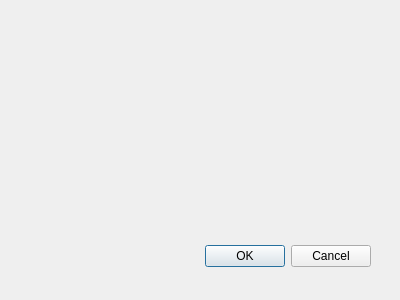
First picture: the form in nad_maps_dialog_base.ui, repository NAD-Dataplatform/NADmaps, before the edit.
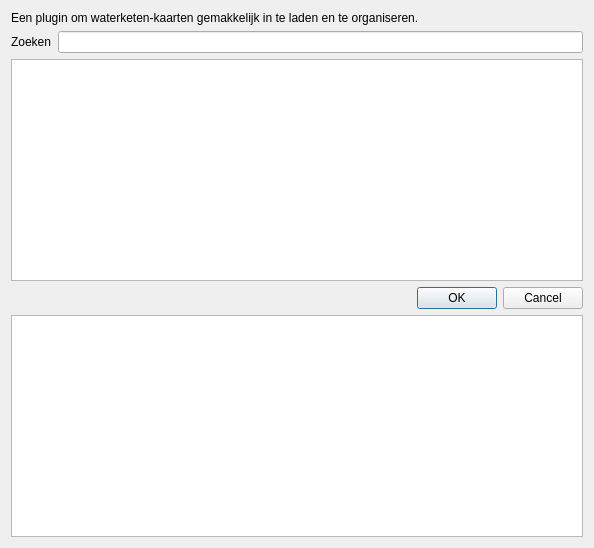
Second picture: the form after the edit.

Patch:
```diff
--- a/nad_maps_dialog_base.ui
+++ b/nad_maps_dialog_base.ui
@@ -1,33 +1,91 @@
 <ui version="4.0" >
  <class>NADMapsDialogBase</class>
- <widget class="QDialog" name="NADMapsDialogBase" >
-  <property name="geometry" >
+ <widget class="QDialog" name="NADMapsDialogBase">
+  <property name="geometry">
    <rect>
     <x>0</x>
     <y>0</y>
-    <width>400</width>
-    <height>300</height>
+    <width>594</width>
+    <height>548</height>
    </rect>
   </property>
-  <property name="windowTitle" >
+  <property name="sizePolicy">
+   <sizepolicy hsizetype="Preferred" vsizetype="Preferred">
+    <horstretch>0</horstretch>
+    <verstretch>0</verstretch>
+   </sizepolicy>
+  </property>
+  <property name="windowTitle">
    <string>NAD Waterketen Kaarten</string>
   </property>
-  <widget class="QDialogButtonBox" name="button_box" >
-   <property name="geometry" >
-    <rect>
-     <x>30</x>
-     <y>240</y>
-     <width>341</width>
-     <height>32</height>
-    </rect>
-   </property>
-   <property name="orientation" >
-    <enum>Qt::Horizontal</enum>
-   </property>
-   <property name="standardButtons" >
-    <set>QDialogButtonBox::Cancel|QDialogButtonBox::Ok</set>
-   </property>
-  </widget>
+  <layout class="QVBoxLayout" name="verticalLayout">
+   <item>
+    <widget class="QLabel" name="label_2">
+     <property name="text">
+      <string>Een plugin om waterketen-kaarten gemakkelijk in te laden en te organiseren.</string>
+     </property>
+     <property name="alignment">
+      <set>Qt::AlignLeading|Qt::AlignLeft|Qt::AlignTop</set>
+     </property>
+    </widget>
+   </item>
+   <item>
+    <layout class="QGridLayout" name="gridLayout_2">
+     <item row="0" column="0">
+      <widget class="QLabel" name="label">
+       <property name="text">
+        <string>Zoeken</string>
+       </property>
+      </widget>
+     </item>
+     <item row="0" column="1">
+      <widget class="QLineEdit" name="layerSearch">
+       <property name="clearButtonEnabled">
+        <bool>true</bool>
+       </property>
+      </widget>
+     </item>
+    </layout>
+   </item>
+   <item>
+    <widget class="QTableView" name="mapListView">
+     <property name="enabled">
+      <bool>true</bool>
+     </property>
+     <property name="sizePolicy">
+      <sizepolicy hsizetype="Expanding" vsizetype="Expanding">
+       <horstretch>30</horstretch>
+       <verstretch>0</verstretch>
+      </sizepolicy>
+     </property>
+     <property name="minimumSize">
+      <size>
+       <width>300</width>
+       <height>0</height>
+      </size>
+     </property>
+     <property name="whatsThis">
+      <string/>
+     </property>
+     <property name="sizeAdjustPolicy">
+      <enum>QAbstractScrollArea::AdjustToContents</enum>
+     </property>
+    </widget>
+   </item>
+   <item>
+    <widget class="QDialogButtonBox" name="button_box">
+     <property name="orientation">
+      <enum>Qt::Horizontal</enum>
+     </property>
+     <property name="standardButtons">
+      <set>QDialogButtonBox::Cancel|QDialogButtonBox::Ok</set>
+     </property>
+    </widget>
+   </item>
+   <item>
+    <widget class="QTableView" name="logView"/>
+   </item>
+  </layout>
  </widget>
  <resources/>
  <connections>
```
Left out of the diff: 27 changed lines with no effect on the pictures.
